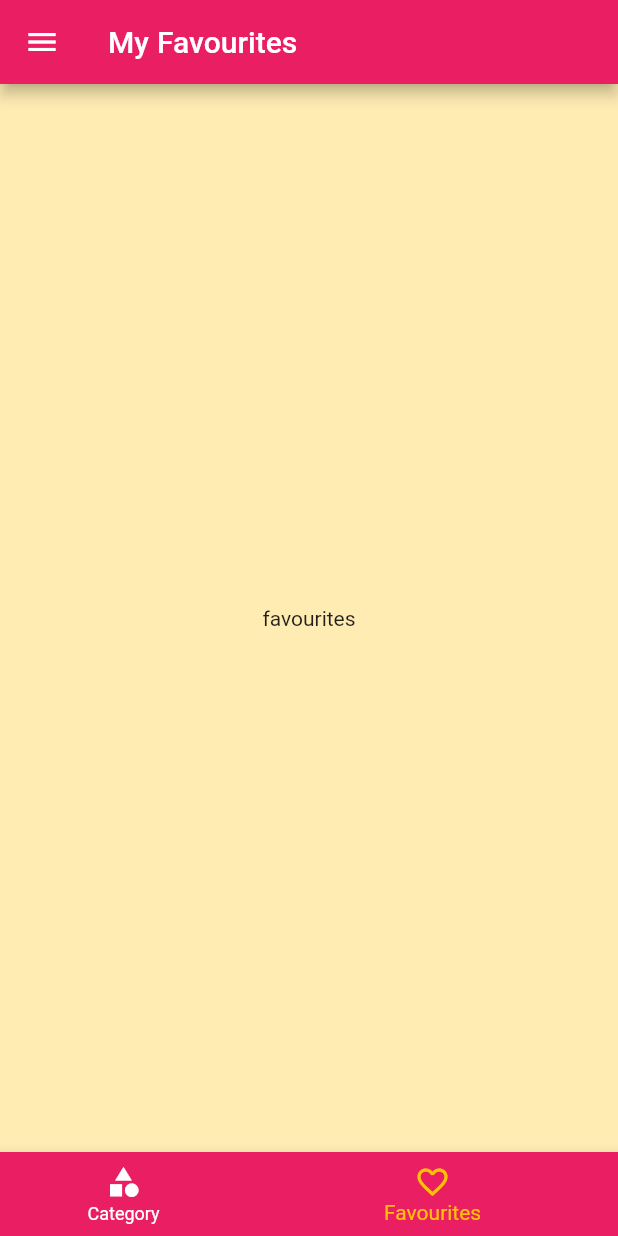
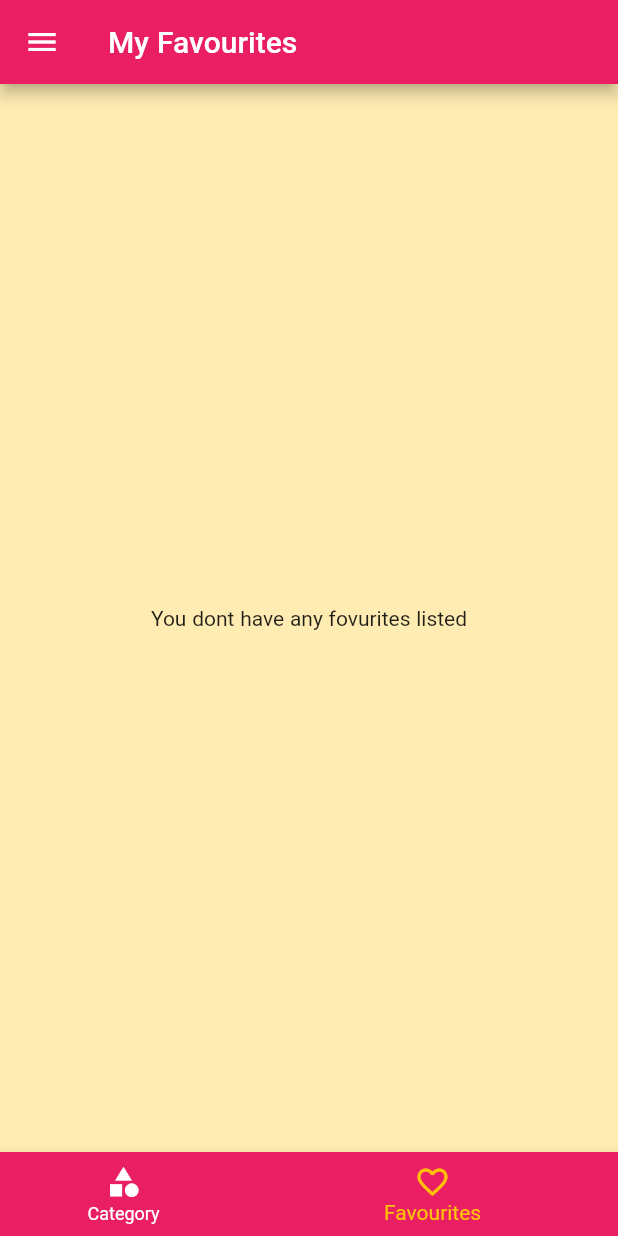
Before and after one commit to rajpranit/Recipe-flutter-MPA, a Flutter app: the screen it shows after launch, item 2 of the bottom bar chosen, on a phone screen of 412 x 824 dp. Run offline on Flutter 3.47's test engine with Material 2 defaults, Android fonts, the phone set to English and light mode, and no system bars; our stand-ins replace google_fonts; missing offline and left inert: favorite_button; Roboto replaces fonts that are missing (TextStyle).

Commit message:
Adding favorites

```diff
--- a/lib/main.dart
+++ b/lib/main.dart
@@ -24,6 +24,7 @@ class _MyAppState extends State<MyApp> {
   };
 
   List<Meal> _availableMeals = DUMMY_MEALS;
+  final List<Meal> _favoriteMeals = [];
 
   void _setFilters(Map<String, bool> filterData) {
     setState(() {
@@ -46,6 +47,25 @@ class _MyAppState extends State<MyApp> {
         return true;
       }).toList();
     });
+  }
+
+  void _toggleFavorites(String mealId) {
+    final existingIndex =
+        _favoriteMeals.indexWhere((meal) => mealId == meal.id);
+
+    if (existingIndex >= 0) {
+      setState(() {
+        _favoriteMeals.removeAt(existingIndex);
+      });
+    } else {
+      setState(() {
+        _favoriteMeals.add(DUMMY_MEALS.firstWhere((meal) => meal.id == mealId));
+      });
+    }
+  }
+
+  bool _isMealFavorite(String id) {
+    return _favoriteMeals.any((meal) => meal.id == id);
   }
 
   @override
@@ -75,13 +95,13 @@ class _MyAppState extends State<MyApp> {
       // home: CategoriesScreen(),
       routes: {
         '/': (ctx) {
-          return const TabsBarScreen();
+          return TabsBarScreen(_favoriteMeals);
         },
         '/category-meals': (context) {
           return CategoryMealsScreen(_availableMeals);
         },
         '/meal-detail': (context) {
-          return const MealDetail();
+          return MealDetail(_toggleFavorites, _isMealFavorite);
         },
         '/filter-setting': (context) {
           return FilterSetting(_filters, _setFilters);
--- a/lib/screens/favourites_screen.dart
+++ b/lib/screens/favourites_screen.dart
@@ -1,15 +1,34 @@
-import 'package:flutter/cupertino.dart';
-import 'package:flutter/src/foundation/key.dart';
-import 'package:flutter/src/widgets/container.dart';
-import 'package:flutter/src/widgets/framework.dart';
+import 'package:favorite_button/favorite_button.dart';
+import 'package:flutter/material.dart';
+
+import '../models/meal.dart';
+import '../widgets/meal_item.dart';
 
 class FavouritesScreen extends StatelessWidget {
-  const FavouritesScreen({Key key}) : super(key: key);
+  final List<Meal> favoriteMeals;
+
+  FavouritesScreen(this.favoriteMeals);
 
   @override
   Widget build(BuildContext context) {
-    return Center(
-      child: Text('favourites'),
-    );
+    if (favoriteMeals.isEmpty) {
+      return Center(
+        child: Text('You dont have any fovurites listed'),
+      );
+    } else {
+      return ListView.builder(
+        itemBuilder: ((context, index) {
+          return MealItem(
+            id: favoriteMeals[index].id,
+            title: favoriteMeals[index].title,
+            imageUrl: favoriteMeals[index].imageUrl,
+            duration: favoriteMeals[index].duration,
+            affordability: favoriteMeals[index].affordability,
+            complexity: favoriteMeals[index].complexity,
+          );
+        }),
+        itemCount: favoriteMeals.length,
+      );
+    }
   }
 }
--- a/lib/screens/tabbar_screen.dart
+++ b/lib/screens/tabbar_screen.dart
@@ -3,9 +3,12 @@ import 'package:flutter/material.dart';
 import '../widgets/main_drawer.dart';
 import './categories_screen.dart';
 import './favourites_screen.dart';
+import '../models/meal.dart';
 
 class TabsBarScreen extends StatefulWidget {
-  const TabsBarScreen({Key key}) : super(key: key);
+  final List<Meal> favoriteMeals;
+
+  TabsBarScreen(this.favoriteMeals);
 
   @override
   State<TabsBarScreen> createState() => _TabsBarScreenState();
@@ -13,6 +16,7 @@ class TabsBarScreen extends StatefulWidget {
 
 class _TabsBarScreenState extends State<TabsBarScreen> {
   int _selectedIndex = 0;
+  List<Map<String, Object>> _widgetOptions;
 
   void _selectWidget(index) {
     setState(() {
@@ -20,17 +24,21 @@ class _TabsBarScreenState extends State<TabsBarScreen> {
     });
   }
 
-  final List<Map<String, Object>> widgetOptions = [
-    {'page': CategoriesScreen(), 'title': 'Categories'},
-    {'page': const FavouritesScreen(), 'title': 'My Favourites'}
-  ];
+  @override
+  initState() {
+    _widgetOptions = [
+      {'page': CategoriesScreen(), 'title': 'Categories'},
+      {'page': FavouritesScreen(widget.favoriteMeals), 'title': 'My Favourites'}
+    ];
+    super.initState();
+  }
 
   @override
   Widget build(BuildContext context) {
     return Scaffold(
-      appBar: AppBar(title: Text(widgetOptions[_selectedIndex]['title'])),
+      appBar: AppBar(title: Text(_widgetOptions[_selectedIndex]['title'])),
       drawer: MainDrawer(),
-      body: widgetOptions[_selectedIndex]['page'],
+      body: _widgetOptions[_selectedIndex]['page'],
       bottomNavigationBar: BottomNavigationBar(
         backgroundColor: Colors.amber,
         items: [
```
Also changed, not shown: lib/screens/meal_detail_screen.dart (+6 -3 lines).
